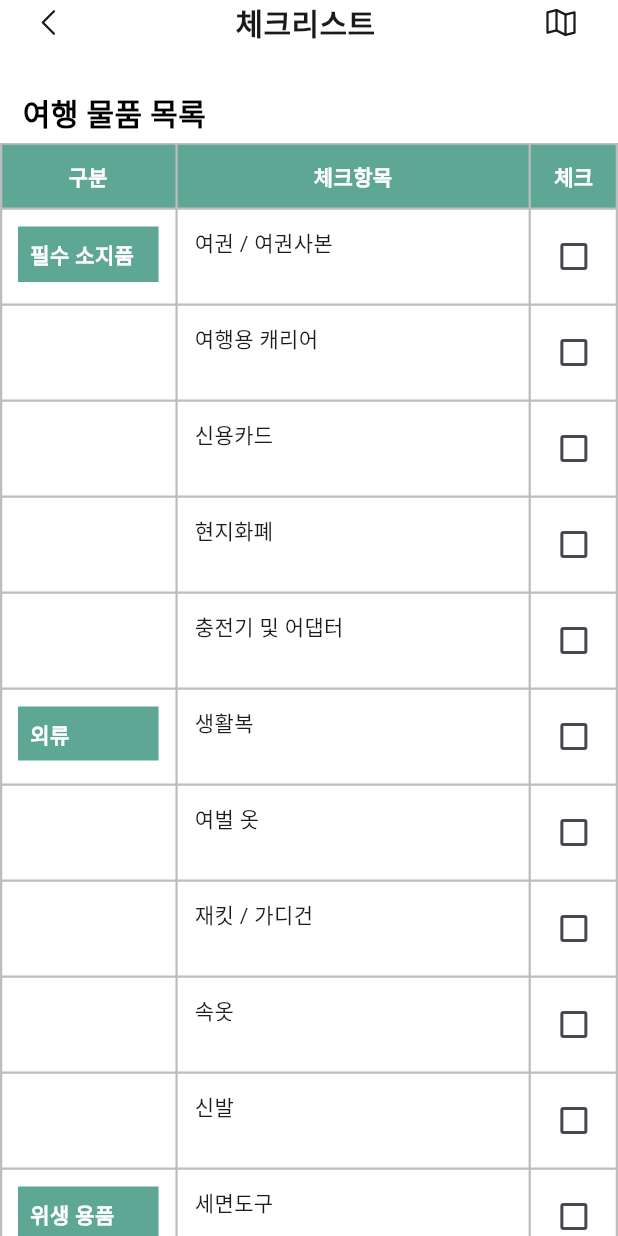
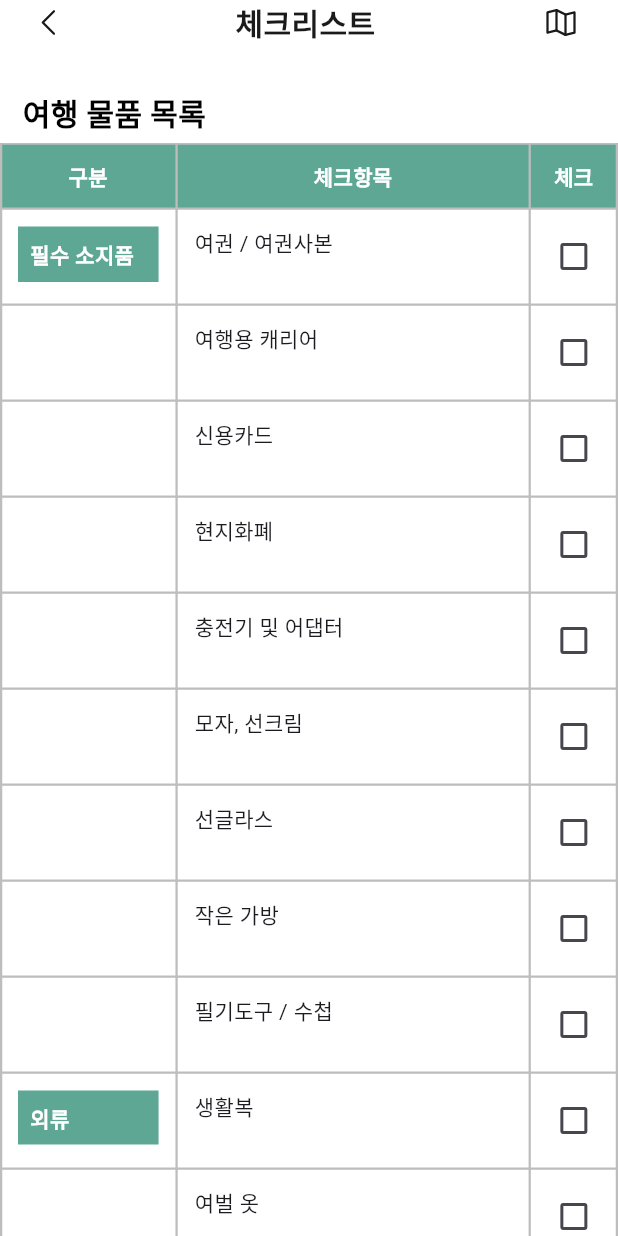
Before and after one commit to Popoisthebest/school_trip_app, a Flutter app: the screen it shows after launch, on a phone screen of 412 x 824 dp. Run offline on Flutter 3.47's test engine with Material 3 defaults, Android fonts, the phone set to English and light mode, and no system bars; our stand-ins replace connectivity_plus, flutter_svg, google_maps_flutter; Roboto replaces fonts that are missing (Ownglyph okticon).

Commit message:
[feat] 체크리스트 내용 보완

```diff
--- a/lib/screens/checklist/checklist.dart
+++ b/lib/screens/checklist/checklist.dart
@@ -16,15 +16,26 @@ class _ChecklistState extends State<Checklist> {
     {'category': '필수 소지품', 'item': '신용카드', 'checked': false},
     {'category': '필수 소지품', 'item': '현지화폐', 'checked': false},
     {'category': '필수 소지품', 'item': '충전기 및 어댑터', 'checked': false},
+    {'category': '필수 소지품', 'item': '모자, 선크림', 'checked': false},
+    {'category': '필수 소지품', 'item': '선글라스', 'checked': false},
+    {'category': '필수 소지품', 'item': '작은 가방', 'checked': false},
+    {'category': '필수 소지품', 'item': '필기도구 / 수첩', 'checked': false},
     {'category': '외류', 'item': '생활복', 'checked': false},
     {'category': '외류', 'item': '여벌 옷', 'checked': false},
     {'category': '외류', 'item': '재킷 / 가디건', 'checked': false},
     {'category': '외류', 'item': '속옷', 'checked': false},
     {'category': '외류', 'item': '신발', 'checked': false},
+        {'category': '외류', 'item': '슬리퍼', 'checked': false},
+            {'category': '외류', 'item': '지퍼백 / 비닐봉투', 'checked': false},
     {'category': '위생 용품', 'item': '세면도구', 'checked': false},
     {'category': '위생 용품', 'item': '생리용품', 'checked': false},
+
+    {'category': '위생 용품', 'item': '개인화장품', 'checked': false},
     {'category': '기타', 'item': '개인의약품', 'checked': false},
     {'category': '기타', 'item': '손목시계', 'checked': false},
+    {'category': '기타', 'item': '한국음식', 'checked': false},
+    {'category': '기타', 'item': '화장지', 'checked': false},
+
     {'category': '기타', 'item': '우비 / 우산', 'checked': false},
     {'category': '기타', 'item': '목 베개', 'checked': false},
   ];
```
